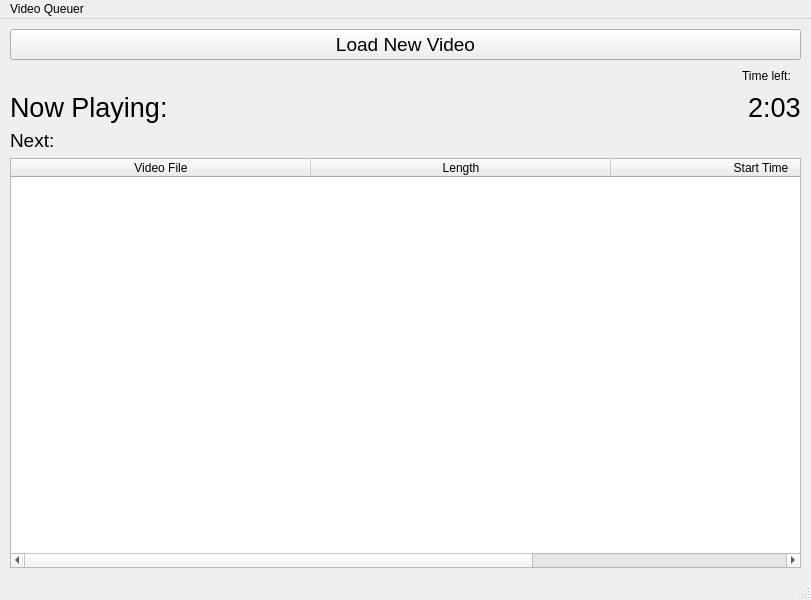
First picture: the form in player.ui, repository coderkalyan/vst_project, before the edit.
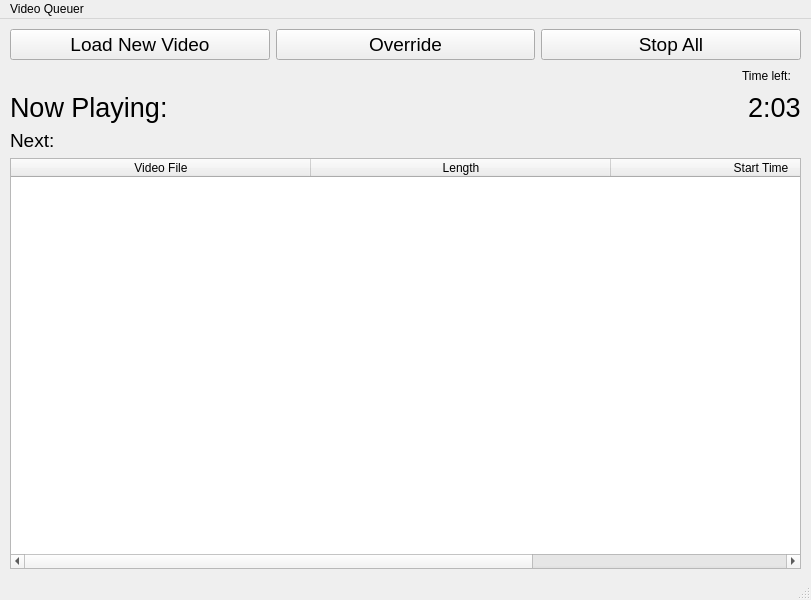
Second picture: the form after the edit.

Commit message: (Kalyan) We now have an override and stop all button. Video scheduling works, and the stop button works. Working on displaying queue in table; does NOT yet save to file.

```diff
--- a/player.ui
+++ b/player.ui
@@ -15,12 +15,20 @@
   </property>
   <widget class="QWidget" name="centralwidget">
    <layout class="QGridLayout" name="gridLayout">
-    <property name="margin">
+    <property name="leftMargin">
+     <number>10</number>
+    </property>
+    <property name="topMargin">
+     <number>10</number>
+    </property>
+    <property name="rightMargin">
      <number>10</number>
     </property>
     <item row="0" column="0">
      <layout class="QVBoxLayout" name="verticalLayout" stretch="0,0,0,0,1">
       <item>
+       <layout class="QHBoxLayout" name="horizontalLayout_4">
+        <item>
        <widget class="QPushButton" name="button_load_new_video">
         <property name="font">
          <font>
@@ -31,6 +39,32 @@
          <string>Load New Video</string>
         </property>
        </widget>
+        </item>
+        <item>
+         <widget class="QPushButton" name="button_override">
+          <property name="font">
+           <font>
+            <pointsize>14</pointsize>
+           </font>
+          </property>
+          <property name="text">
+           <string>Override</string>
+          </property>
+         </widget>
+        </item>
+        <item>
+         <widget class="QPushButton" name="button_stop_all">
+          <property name="font">
+           <font>
+            <pointsize>14</pointsize>
+           </font>
+          </property>
+          <property name="text">
+           <string>Stop All</string>
+          </property>
+         </widget>
+        </item>
+       </layout>
       </item>
       <item>
        <layout class="QHBoxLayout" name="horizontalLayout_3">
```
Lines whose indentation alone changed are shown as unchanged. The commit also changes 3 other files.
